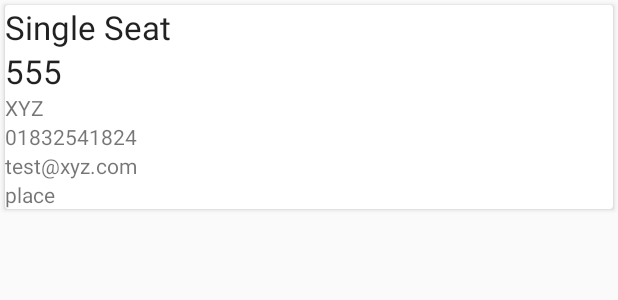
After one commit to Partha-SUST16/Easy-Rent, an Android app: the layout recyleviewadapter.xml on its own in the app's theme, with its tools: preview values and no code run, on a phone screen of 412 x 824 dp. The commit adds this screen. Shown: the top 300 px of the screen. Run offline under Robolectric (Android 15) with nearby library versions, the phone set to English and light mode, and no system bars.

Commit message:
Owner can see his existing Posts
On the owner Profile Page if he clicks "Manage Post" butthon then he can see his existing Rent Post :alien:

```diff
--- a/EasyRent/app/build.gradle
+++ b/EasyRent/app/build.gradle
@@ -28,6 +28,8 @@ dependencies {
     testImplementation 'junit:junit:4.12'
     androidTestImplementation 'com.android.support.test:runner:1.0.2'
     androidTestImplementation 'com.android.support.test.espresso:espresso-core:3.0.2'
+    compile 'com.android.support:cardview-v7:26.1.0'
+    compile 'com.android.support:recyclerview-v7:26.1.0'
 }
 
 apply plugin: 'com.google.gms.google-services'
--- a/EasyRent/app/src/main/AndroidManifest.xml
+++ b/EasyRent/app/src/main/AndroidManifest.xml
@@ -24,7 +24,8 @@
         <activity android:name=".SignUp" />
         <activity android:name=".UserProfile" />
         <activity android:name=".OwnerProfile" />
-        <activity android:name=".Post_Add"></activity>
+        <activity android:name=".Post_Add" />
+        <activity android:name=".Manage_Post"></activity>
     </application>
 
 </manifest>
--- a/EasyRent/app/src/main/java/com/example/bdafahim/easyrent/UserProfile.java
+++ b/EasyRent/app/src/main/java/com/example/bdafahim/easyrent/UserProfile.java
@@ -68,7 +68,7 @@ public class UserProfile extends AppCompatActivity {
             public void onDataChange(DataSnapshot dataSnapshot) {
                 // This method is called once with the initial value and again
                 // whenever data at this location is updated.
-                Toast.makeText(UserProfile.this,"Inside Datasnapshot1",Toast.LENGTH_SHORT).show();
+               // Toast.makeText(UserProfile.this,"Inside Datasnapshot1",Toast.LENGTH_SHORT).show();
                 showData(dataSnapshot);
             }
 
@@ -82,7 +82,7 @@ public class UserProfile extends AppCompatActivity {
 
     private void showData(DataSnapshot dataSnapshot) {
         for(DataSnapshot ds : dataSnapshot.getChildren()){
-            Toast.makeText(UserProfile.this,"Inside Datasnapshot 2",Toast.LENGTH_SHORT).show();
+          //  Toast.makeText(UserProfile.this,"Inside Datasnapshot 2",Toast.LENGTH_SHORT).show();
 
             User_Information uinfo = new User_Information();
             uinfo.setUName(ds.child(userID).getValue(User_Information.class).getUName());
--- /dev/null
+++ b/EasyRent/app/src/main/res/layout/recyleviewadapter.xml
@@ -0,0 +1,60 @@
+<?xml version="1.0" encoding="utf-8"?>
+<RelativeLayout
+    xmlns:android="http://schemas.android.com/apk/res/android" android:layout_width="match_parent"
+    android:layout_height="wrap_content">
+
+    <android.support.v7.widget.CardView
+        android:layout_width="match_parent"
+        android:layout_height="wrap_content"
+        android:layout_margin="3dp">
+
+        <LinearLayout
+            android:layout_width="match_parent"
+            android:layout_height="wrap_content"
+            android:orientation="vertical">
+
+            <TextView
+                android:layout_width="match_parent"
+                android:layout_height="wrap_content"
+                android:textAppearance="@style/Base.TextAppearance.AppCompat.Large"
+                android:id="@+id/type_id"
+                android:layout_gravity="center_horizontal"
+                android:text="Single Seat"/>
+            <TextView
+                android:layout_width="match_parent"
+                android:layout_height="wrap_content"
+                android:id="@+id/rent_feeid"
+                android:layout_gravity="center_horizontal"
+                android:textAppearance="@style/Base.TextAppearance.AppCompat.Large"
+                android:text="555"/>
+            <TextView
+                android:layout_width="match_parent"
+                android:layout_height="wrap_content"
+                android:id="@+id/renter_nameid"
+                android:layout_gravity="center_horizontal"
+                android:text="XYZ"
+                />
+            <TextView
+                android:layout_width="match_parent"
+                android:layout_height="wrap_content"
+                android:id="@+id/phone_rentid"
+                android:layout_gravity="center_horizontal"
+                android:text="01832541824"/>
+            <TextView
+                android:layout_width="match_parent"
+                android:layout_height="wrap_content"
+                android:id="@+id/emal_rentid"
+                android:layout_gravity="center_horizontal"
+                android:text="test@xyz.com"/>
+            <TextView
+                android:layout_width="match_parent"
+                android:layout_height="wrap_content"
+                android:id="@+id/rent_areaid"
+                android:layout_gravity="center_horizontal"
+                android:text="place"/>
+
+
+        </LinearLayout>
+    </android.support.v7.widget.CardView>
+
+</RelativeLayout>
```
Also changed, not shown: EasyRent/app/src/main/java/com/example/bdafahim/easyrent/Manage_Post.java (added, +71 -0 lines), EasyRent/app/src/main/java/com/example/bdafahim/easyrent/OwnerProfile.java (+41 -3 lines), EasyRent/app/src/main/java/com/example/bdafahim/easyrent/PPost.java (added, +59 -0 lines), EasyRent/app/src/main/java/com/example/bdafahim/easyrent/PostAdapter.java (added, +60 -0 lines), EasyRent/app/src/main/java/com/example/bdafahim/easyrent/Post_Add.java (+12 -4 lines), EasyRent/app/src/main/java/com/example/bdafahim/easyrent/Rent_Add.java (+41 -1 lines), EasyRent/app/src/main/res/layout/activity_manage__post.xml (added, +14 -0 lines), EasyRent/app/src/main/res/layout/activity_post__add.xml (+24 -2 lines).
